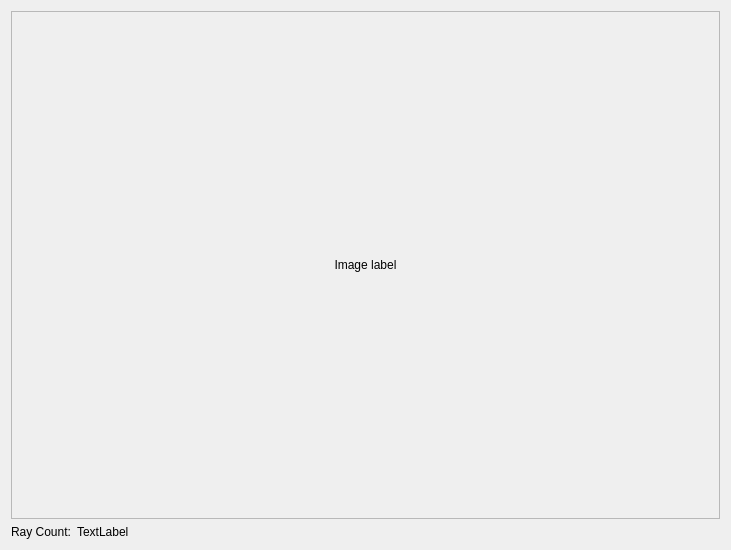
Qt form src/ui/painter_window.ui (cppd/math) before a commit.
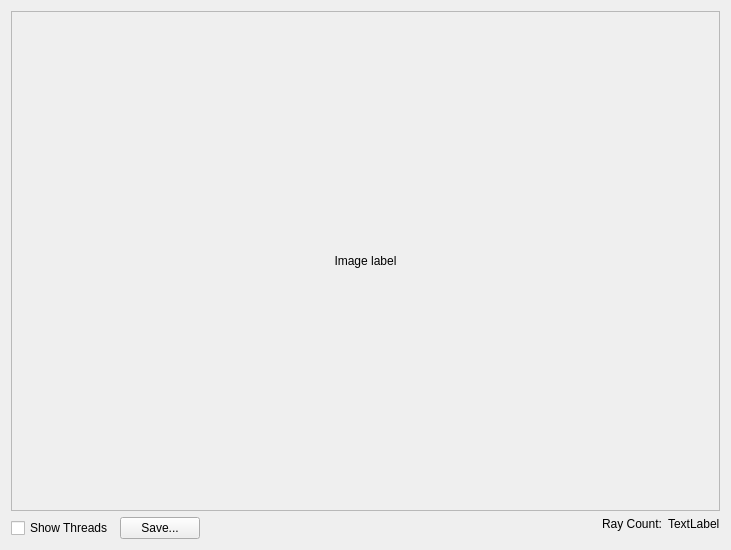
The same form after that commit.

The edit to the form file:
```diff
--- a/src/ui/painter_window.ui
+++ b/src/ui/painter_window.ui
@@ -25,7 +25,7 @@
         <x>0</x>
         <y>0</y>
         <width>711</width>
-        <height>507</height>
+        <height>499</height>
        </rect>
       </property>
       <layout class="QVBoxLayout" name="verticalLayout_2">
@@ -44,6 +44,35 @@
     </widget>
    </item>
    <item>
+    <layout class="QHBoxLayout" name="horizontalLayout">
+     <item>
+      <widget class="QCheckBox" name="checkBox_show_threads">
+       <property name="text">
+        <string>Show Threads</string>
+       </property>
+      </widget>
+     </item>
+     <item>
+      <widget class="QPushButton" name="pushButton_save_to_file">
+       <property name="text">
+        <string>Save...</string>
+       </property>
+      </widget>
+     </item>
+     <item>
+      <spacer name="horizontalSpacer">
+       <property name="orientation">
+        <enum>Qt::Horizontal</enum>
+       </property>
+       <property name="sizeHint" stdset="0">
+        <size>
+         <width>40</width>
+         <height>20</height>
+        </size>
+       </property>
+      </spacer>
+     </item>
+     <item>
     <layout class="QFormLayout" name="formLayout">
      <item row="0" column="0">
       <widget class="QLabel" name="label_2">
@@ -58,6 +87,8 @@
         <string>TextLabel</string>
        </property>
       </widget>
+       </item>
+      </layout>
      </item>
     </layout>
    </item>
```
Lines whose indentation alone changed are shown as unchanged.
